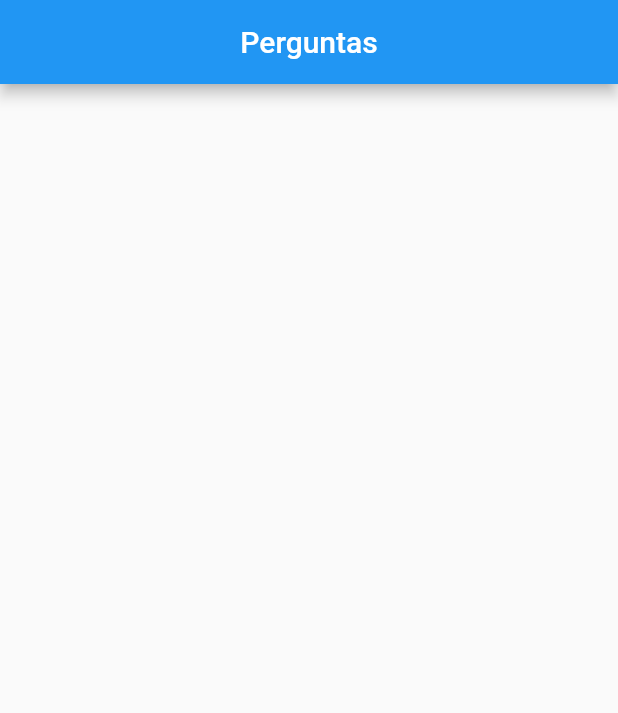
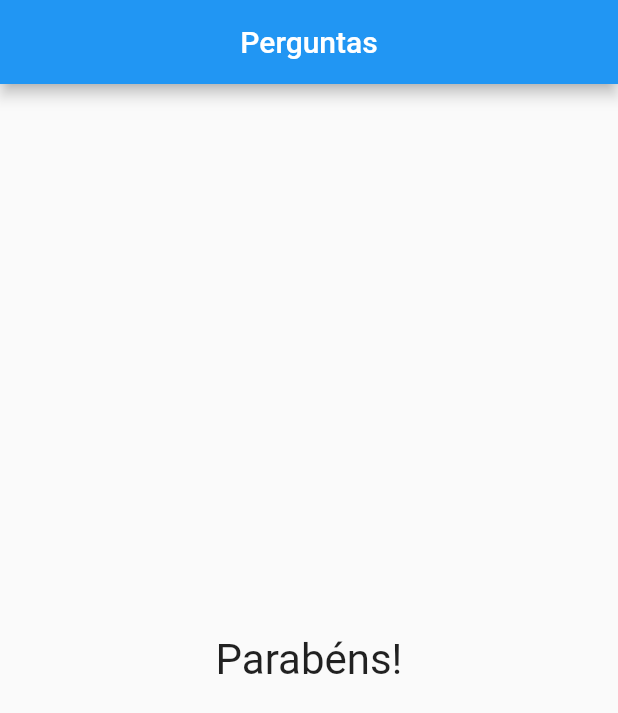
Before and after one commit to gabrielestefono/projeto_perguntas, a Flutter app: the screen it shows after launch, after a tap on "Verde", after a tap on "Cobra", after a tap on "Maria", on a phone screen of 412 x 824 dp. Shown: the top 713 px of the screen. Run offline on Flutter 3.47's test engine with Material 2 defaults, Android fonts, the phone set to English and light mode, and no system bars.

Commit message:
Retornando uma resposta

```diff
--- a/lib/main.dart
+++ b/lib/main.dart
@@ -71,7 +71,14 @@ class _PerguntaAppState extends State<PerguntaApp> {
                   ...respostas.map((t) => Resposta(t, _responder)).toList()
                 ],
               )
-            : Container(),
+            : const Center(
+                child: Text(
+                  "Parabéns!",
+                  style: TextStyle(
+                    fontSize: 28,
+                  ),
+                ),
+              ),
       ),
     );
   }
```
